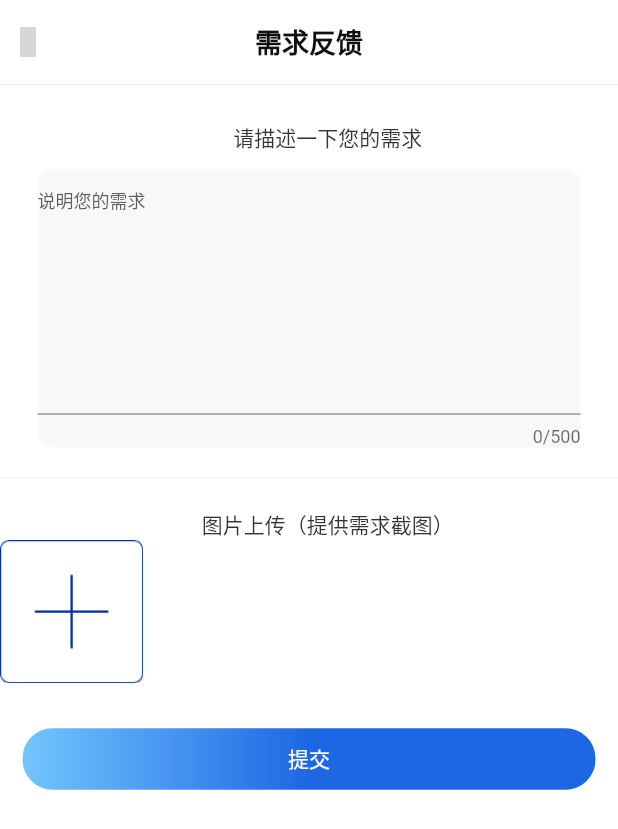
After one commit to czfGithub/FirstProject, a Flutter app: the DemandFeedback screen opened directly, on a phone screen of 412 x 824 dp. The commit adds this screen. Shown: the top 829 px of the screen. Run offline on Flutter 3.47's test engine with Material 2 defaults, Android fonts, the phone set to English and light mode, and no system bars; our stand-ins replace flutter_screenutil, image_gallery_saver, image_picker, qr_flutter; missing offline and left inert: popup_window; grey boxes are pictures that could not be loaded.

Commit message:
新增功能

```diff
--- /dev/null
+++ b/lib/demand_feedback.dart
@@ -0,0 +1,105 @@
+import 'package:flutter/material.dart';
+import 'package:flutterapp/widget/common_appbar_widget.dart';
+
+class DemandFeedback extends StatefulWidget{
+  @override
+  State<StatefulWidget> createState() {
+    // TODO: implement createState
+    return _DemandFeedback();
+  }
+}
+
+class _DemandFeedback extends State<DemandFeedback>{
+
+  List<String> imageList = [''];
+
+  @override
+  Widget build(BuildContext context) {
+    // TODO: implement build
+    return Scaffold(
+      backgroundColor: Colors.white,
+      appBar: CommonAppBar(
+        leading: 'images/ic_title_back_black.png',
+        leftListener: (){
+          Navigator.pop(context);
+        },
+        center: Text('需求反馈',style: TextStyle(color: Color.fromRGBO(16, 16, 16, 1),fontSize: 18,fontWeight: FontWeight.bold),),
+        backgroundColor: Colors.white,
+      ),
+      body: CustomScrollView(
+        slivers: [
+          SliverToBoxAdapter(
+            child: Column(
+              children: [
+                Container(
+                  color: Color.fromRGBO(232, 232, 232, 1),
+                  width: double.infinity,
+                  height: 0.5,
+                ),
+                Container(
+                  margin: EdgeInsets.only(left: 25,top: 25),
+                  child: Text('请描述一下您的需求',style: TextStyle(color: Color.fromRGBO(53, 53, 53, 1),fontSize: 14),),
+                ),
+                Container(
+                  margin: EdgeInsets.only(top: 10,left: 25,right: 25,bottom: 20),
+                  decoration: BoxDecoration(
+                      color: Color.fromRGBO(248, 248, 248, 1),
+                      borderRadius: BorderRadius.circular(10)
+                  ),
+                  child: TextField(
+                    maxLines: 10,
+                    maxLength: 500,
+                    style: TextStyle(color: Color.fromRGBO(53, 53, 53, 1),fontSize: 12),
+                    decoration: InputDecoration(
+                        hintText: '说明您的需求',
+                        hintStyle: TextStyle(color: Color.fromRGBO(95, 94, 94, 1),fontSize: 12)
+                    ),
+                  ),
+                ),
+                Container(
+                  color: Color.fromRGBO(232, 232, 232, 1),
+                  width: double.infinity,
+                  height: 0.5,
+                ),
+                Container(
+                  margin: EdgeInsets.only(top: 20,left: 25),
+                  child: Text('图片上传（提供需求截图）',style: TextStyle(color: Color.fromRGBO(53, 53, 53, 1),fontSize: 14),),
+                ),
+              ],
+            ),
+          ),
+          SliverGrid(
+            gridDelegate: SliverGridDelegateWithFixedCrossAxisCount(
+              crossAxisCount: 4,
+              mainAxisSpacing: 10,
+              crossAxisSpacing: 10,
+            ),
+            delegate: SliverChildBuilderDelegate((context,index){
+              if(index == 0)
+                return GestureDetector(
+                  behavior: HitTestBehavior.opaque,
+                  onTap: (){
+
+                  },
+                  child: Image.asset('images/ic_add_photo.png',width: 60,height: 60,fit: BoxFit.fill,),
+                );
+              return Image.asset(imageList[index],width: 60,height: 60,fit: BoxFit.fill,);
+            },childCount: imageList.length),
+          ),
+          SliverToBoxAdapter(
+            child: Container(
+              margin: EdgeInsets.only(top: 30,left: 15,right: 15,bottom: 30),
+              padding: EdgeInsets.all(10),
+              alignment: Alignment.center,
+              decoration: BoxDecoration(
+                gradient: LinearGradient(colors: [Color.fromRGBO(114, 198, 254, 1),Color.fromRGBO(30, 103, 228, 1),Color.fromRGBO(30, 103, 228, 1)]),
+                borderRadius: BorderRadius.circular(20),
+              ),
+              child: Text('提交',style: TextStyle(color: Colors.white,fontSize: 14),),
+            ),
+          ),
+        ],
+      ),
+    );
+  }
+}
--- a/lib/main.dart
+++ b/lib/main.dart
@@ -6,7 +6,9 @@ import 'dart:ui';
 import 'package:flutter/gestures.dart';
 import 'package:flutter/material.dart';
 import 'package:flutter/rendering.dart';
+import 'package:flutter_screenutil/screenutil.dart';
 import 'package:flutterapp/about_us.dart';
+import 'package:flutterapp/help_center.dart';
 import 'package:flutterapp/mark.dart';
 import 'package:flutterapp/page_view.dart';
 import 'package:image_gallery_saver/image_gallery_saver.dart';
@@ -199,6 +201,7 @@ class _PopupRoutePageState extends State<PopupRoutePage> {
     '多选',
     '提醒',
     '翻译',
+    '引用',
   ];
 
   final List<PopupModel> items = [
@@ -300,6 +303,7 @@ class _PopupRoutePageState extends State<PopupRoutePage> {
 
   @override
   Widget build(BuildContext context) {
+    ScreenUtil.init(context, width: 750, height: 1334);
     return Scaffold(
         appBar: AppBar(
           title: Text('PopupRoutePage'),
@@ -437,6 +441,8 @@ class _PopupRoutePageState extends State<PopupRoutePage> {
                           Navigator.of(context).push(MaterialPageRoute(builder: (context) => AboutUs()));
                         }else if(value == 6){
                           Navigator.of(context).push(MaterialPageRoute(builder: (context) => ViewPage()));
+                        }else if(value == 7){
+                          Navigator.of(context).push(MaterialPageRoute(builder: (context) => HelpCenter()));
                         }
                         Scaffold.of(context).showSnackBar(SnackBar(
                           content: Text(actions[value]),
--- /dev/null
+++ b/lib/widget/common_appbar_widget.dart
@@ -0,0 +1,84 @@
+import 'package:flutter/material.dart';
+import 'package:flutter_screenutil/flutter_screenutil.dart';
+
+class CommonAppBar extends StatefulWidget implements PreferredSizeWidget {
+  final String leading;
+  final String leftText;
+  final Widget center;
+  final Widget rightAction;
+  final Color backgroundColor;
+  final Function() leftListener;
+
+  CommonAppBar(
+      {this.leading,
+        this.leftText='',
+        this.center,
+        this.rightAction,
+        this.backgroundColor,
+        this.leftListener});
+
+  @override
+  _CommonAppBarState createState() => _CommonAppBarState();
+
+  @override
+  // TODO: implement preferredSize
+  Size get preferredSize => new Size.fromHeight(56);
+}
+
+class _CommonAppBarState extends State<CommonAppBar> {
+  @override
+  Widget build(BuildContext context) {
+    return Container(
+      color: widget.backgroundColor,
+      child: SafeArea(child: Stack(
+        children: <Widget>[
+          Align(
+            alignment: Alignment.centerLeft,
+            child: GestureDetector(
+              onTap:widget.leftListener,
+              behavior: HitTestBehavior.opaque,
+              child: Padding(
+                padding: EdgeInsets.symmetric(
+                  horizontal: ScreenUtil().setWidth(24),
+                ),
+                child: Row(
+                  crossAxisAlignment: CrossAxisAlignment.center,
+                  children: <Widget>[
+                    Image.asset(
+                      widget.leading,
+                      width: ScreenUtil().setWidth(20),
+                      height: ScreenUtil().setWidth(36),
+                      fit: BoxFit.contain,
+                    ),
+                    SizedBox(
+                      width: ScreenUtil().setWidth(16),
+                    ),
+                    Text(
+                      widget.leftText,
+                      maxLines: 1,
+                      overflow: TextOverflow.ellipsis,
+                      style: TextStyle(
+                        wordSpacing: 1,
+                        letterSpacing: 1,
+                        fontSize: ScreenUtil().setSp(36),
+                        color: Color.fromRGBO(159, 199, 235, 1),
+                      ),
+                    ),
+                  ],
+                ),
+              ),
+            ),
+          ),
+          Align(
+            alignment: Alignment.center,
+            child: widget.center,
+          ),
+          Align(
+            alignment: Alignment.centerRight,
+            child: widget.rightAction,
+          ),
+        ],
+      ),),
+    );
+  }
+}
--- a/pubspec.yaml
+++ b/pubspec.yaml
@@ -27,6 +27,7 @@ dependencies:
   qr_flutter: ^3.1.0
   image_gallery_saver: ^1.1.0
   image_picker: ^0.6.7
+  flutter_screenutil: ^1.0.2
 
   # The following adds the Cupertino Icons font to your application.
   # Use with the CupertinoIcons class for iOS style icons.
```
Also changed, not shown: lib/help_center.dart (added, +184 -0 lines), lib/more_problem.dart (added, +111 -0 lines), lib/widget/custom_appbar.dart (+8 -4 lines), images/ic_add_photo.png (added), pubspec.lock.
